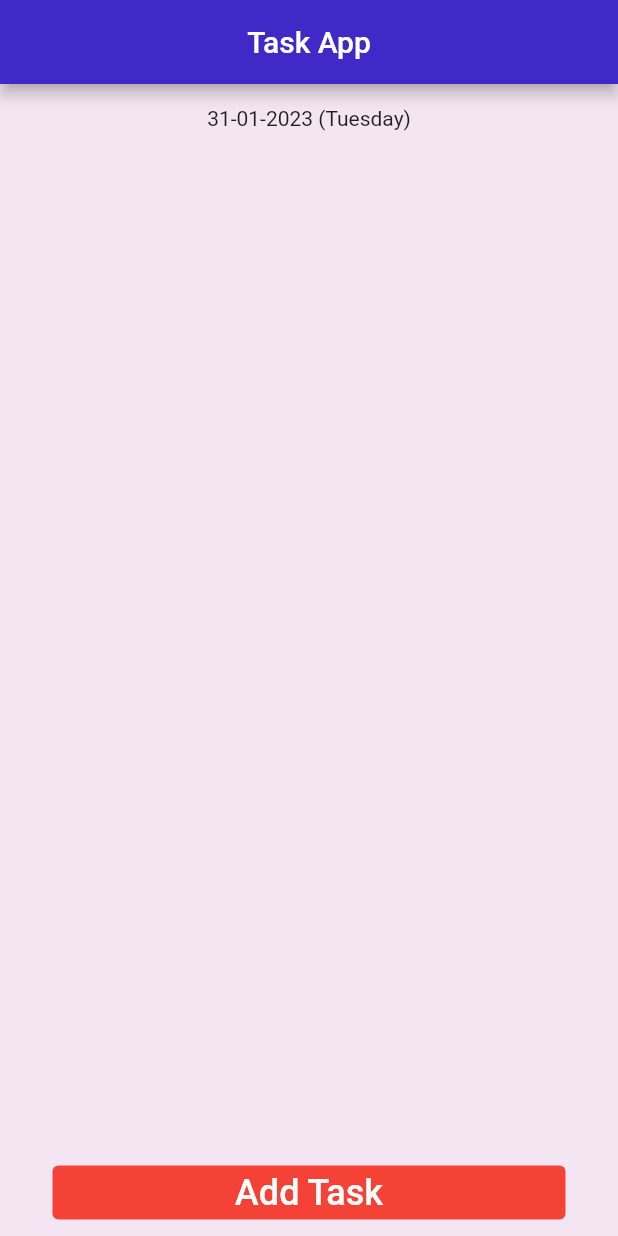
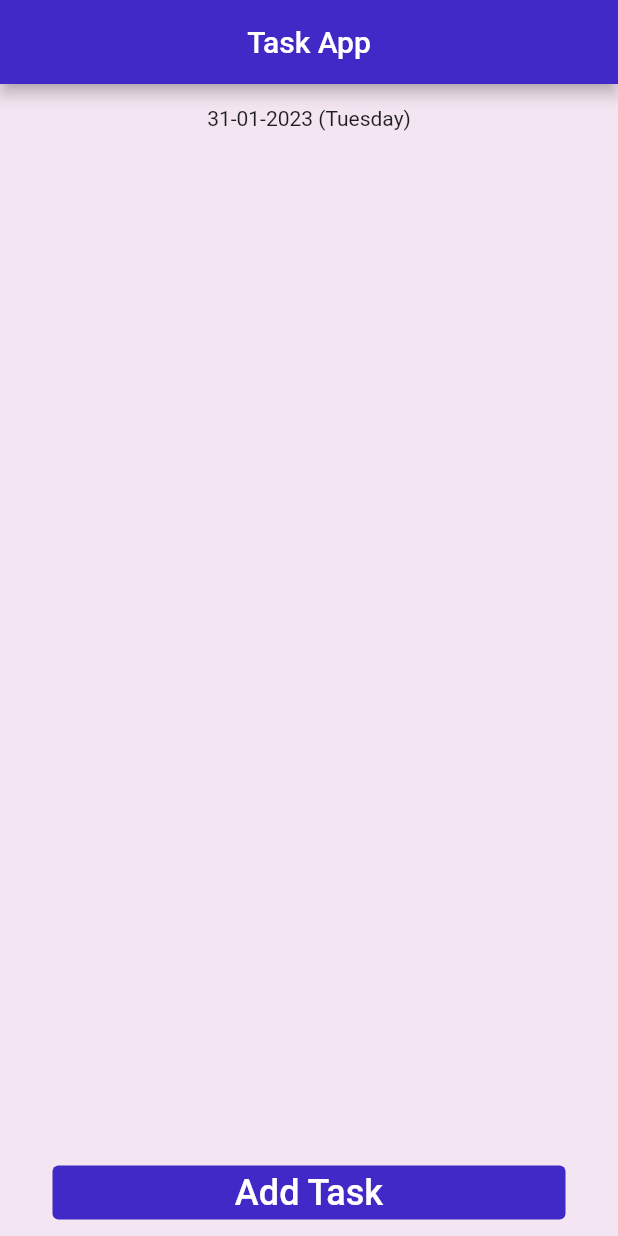
Before and after one commit to MCDiYae/task-management-app, a Flutter app: the screen it shows after launch, on a phone screen of 412 x 824 dp. Run offline on Flutter 3.47's test engine with Material 2 defaults, Android fonts, the phone set to English and light mode, and no system bars.

Commit message:
finish atyle button

```diff
--- a/taskapp/lib/view/widget/buttonadd.dart
+++ b/taskapp/lib/view/widget/buttonadd.dart
@@ -15,9 +15,8 @@ class BoutonAdd extends StatelessWidget {
       width: double.infinity,
       child: ElevatedButton(
         onPressed: onPressed,
-        // style: ElevatedButton.styleFrom(backgroundColor: pPremuimColor),
         style: ButtonStyle(
-          backgroundColor: MaterialStateProperty.all(Colors.red),
+          backgroundColor: MaterialStateProperty.all(pPremuimColor),
         ),
         child: Text(
           titre,
```
